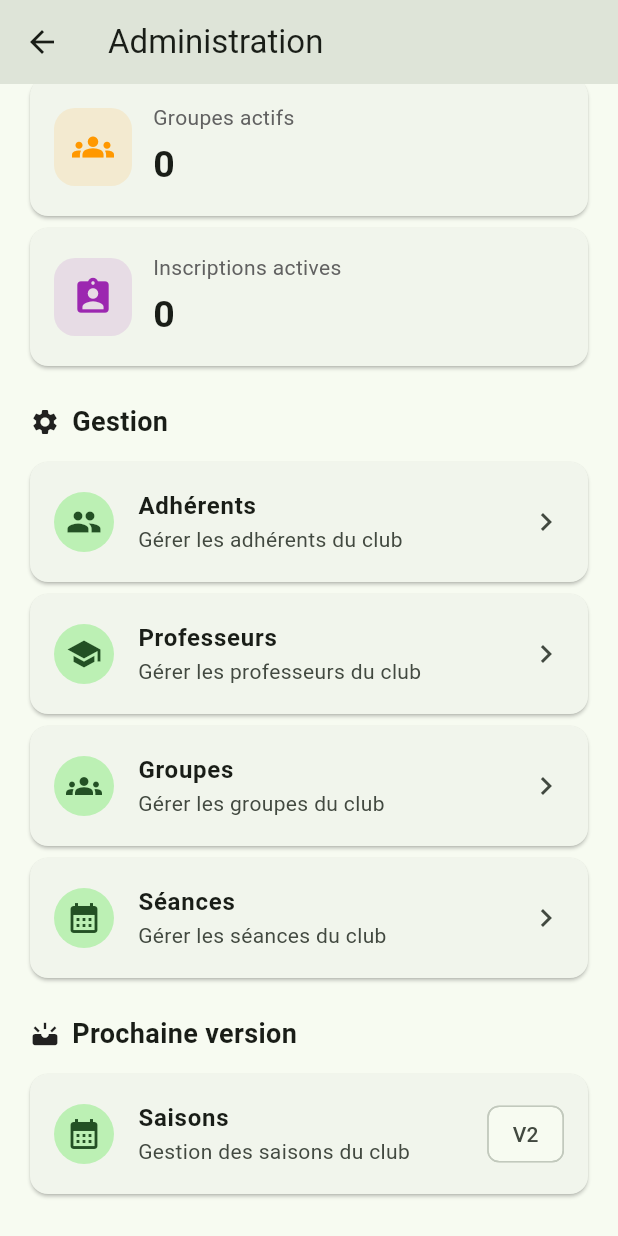
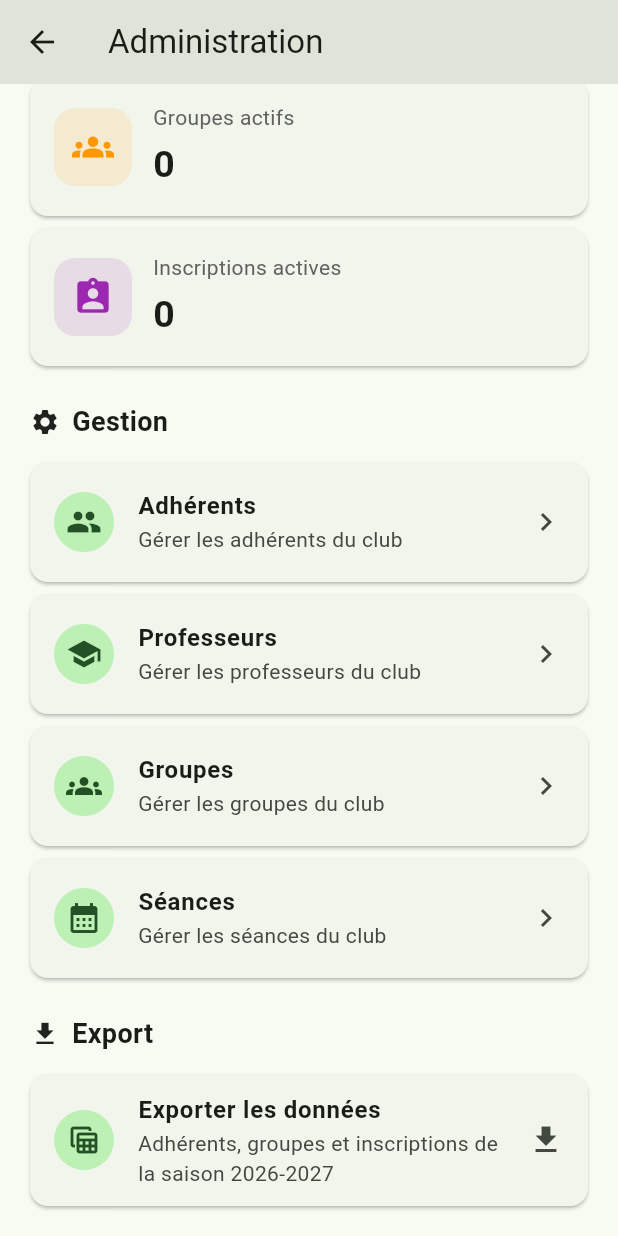
Before and after one commit to Christophe2301/court_manager, a Flutter app: the AdministrationScreen screen opened directly, scrolled down 272 dp, on a phone screen of 412 x 824 dp. Run offline on Flutter 3.47's test engine with Material 3 defaults, Android fonts, the phone set to English and light mode, and no system bars; our stand-ins replace cloud_firestore, firebase_auth, firebase_core, flutter_riverpod; missing offline and left inert: excel, file_saver; accounts and stored records are empty.

Commit message:
Ajout export Excel des données administratives

```diff
--- a/lib/features/admin/presentation/administration_screen.dart
+++ b/lib/features/admin/presentation/administration_screen.dart
@@ -8,31 +8,28 @@ import '../../groups/data/group_repository.dart';
 import '../../groups/presentation/groups_screen.dart';
 import '../../enrollments/data/enrollment_repository.dart';
 import 'admin_sessions_screen.dart';
+import '../data/court_manager_export_service.dart';
 import '../../../core/constants/app_constants.dart';
 
 class AdministrationScreen extends StatefulWidget {
-  const AdministrationScreen({
-    super.key,
-  });
+  const AdministrationScreen({super.key});
 
   @override
-  State<AdministrationScreen> createState() =>
-      _AdministrationScreenState();
+  State<AdministrationScreen> createState() => _AdministrationScreenState();
 }
 
-class _AdministrationScreenState
-    extends State<AdministrationScreen> {
-  final MemberRepository _memberRepository =
-      MemberRepository();
+class _AdministrationScreenState extends State<AdministrationScreen> {
+  final MemberRepository _memberRepository = MemberRepository();
 
-  final TeacherRepository _teacherRepository =
-      TeacherRepository();
+  final TeacherRepository _teacherRepository = TeacherRepository();
 
-  final GroupRepository _groupRepository =
-      GroupRepository();
+  final GroupRepository _groupRepository = GroupRepository();
 
-  final EnrollmentRepository _enrollmentRepository =
-      EnrollmentRepository();
+  final EnrollmentRepository _enrollmentRepository = EnrollmentRepository();
+
+  final CourtManagerExportService _exportService = CourtManagerExportService();
+
+  bool _isExporting = false;
 
   late Future<int> _membersCountFuture;
   late Future<int> _teachersCountFuture;
@@ -46,36 +43,22 @@ class _AdministrationScreenState
   }
 
   void _loadCounts() {
-    _membersCountFuture =
-    _memberRepository
-        .watchMembersForSeason(
-          currentSeasonId,
-        )
+    _membersCountFuture = _memberRepository
+        .watchMembersForSeason(currentSeasonId)
         .first
-        .then(
-          (members) => members.length,
-        );
+        .then((members) => members.length);
 
-    _teachersCountFuture =
-        _teacherRepository.watchActiveTeachers().first.then(
+    _teachersCountFuture = _teacherRepository.watchActiveTeachers().first.then(
       (teachers) => teachers.length,
     );
 
-    _groupsCountFuture =
-    _groupRepository
-        .watchActiveGroupsForSeason(
-          currentSeasonId,
-        )
+    _groupsCountFuture = _groupRepository
+        .watchActiveGroupsForSeason(currentSeasonId)
         .first
-        .then(
-          (groups) => groups.length,
-        );
+        .then((groups) => groups.length);
 
-    _enrollmentsCountFuture =
-    _enrollmentRepository
-        .countActiveEnrollmentsForSeason(
-          currentSeasonId,
-        );
+    _enrollmentsCountFuture = _enrollmentRepository
+        .countActiveEnrollmentsForSeason(currentSeasonId);
   }
 
   Future<void> _refresh() async {
@@ -91,15 +74,10 @@ class _AdministrationScreenState
     ]);
   }
 
-  Future<void> _openScreen(
-    BuildContext context,
-    Widget screen,
-  ) async {
+  Future<void> _openScreen(BuildContext context, Widget screen) async {
     await Navigator.push(
       context,
-      MaterialPageRoute(
-        builder: (context) => screen,
-      ),
+      MaterialPageRoute(builder: (context) => screen),
     );
 
     if (!context.mounted) {
@@ -107,6 +85,45 @@ class _AdministrationScreenState
     }
 
     await _refresh();
+  }
+
+  Future<void> _exportData() async {
+    if (_isExporting) {
+      return;
+    }
+
+    setState(() {
+      _isExporting = true;
+    });
+
+    try {
+      final fileName = await _exportService.exportSeason(currentSeasonId);
+
+      if (!mounted) {
+        return;
+      }
+
+      ScaffoldMessenger.of(
+        context,
+      ).showSnackBar(SnackBar(content: Text('Export créé : $fileName')));
+    } catch (error) {
+      if (!mounted) {
+        return;
+      }
+
+      ScaffoldMessenger.of(context).showSnackBar(
+        SnackBar(
+          content: Text('Impossible de créer l’export : $error'),
+          backgroundColor: Colors.red,
+        ),
+      );
+    } finally {
+      if (mounted) {
+        setState(() {
+          _isExporting = false;
+        });
+      }
+    }
   }
 
   Widget _buildStatCard({
@@ -131,48 +148,33 @@ class _AdministrationScreenState
                   width: 52,
                   height: 52,
                   decoration: BoxDecoration(
-                    color:
-                        color.withValues(alpha: 0.12),
-                    borderRadius:
-                        BorderRadius.circular(14),
+                    color: color.withValues(alpha: 0.12),
+                    borderRadius: BorderRadius.circular(14),
                   ),
-                  child: Icon(
-                    icon,
-                    color: color,
-                    size: 28,
-                  ),
+                  child: Icon(icon, color: color, size: 28),
                 ),
                 const SizedBox(width: 14),
                 Expanded(
                   child: Column(
-                    crossAxisAlignment:
-                        CrossAxisAlignment.start,
+                    crossAxisAlignment: CrossAxisAlignment.start,
                     children: [
                       Text(
                         title,
-                        style: TextStyle(
-                          color: Colors.grey[700],
-                          fontSize: 14,
-                        ),
+                        style: TextStyle(color: Colors.grey[700], fontSize: 14),
                       ),
                       const SizedBox(height: 4),
-                      if (snapshot.connectionState ==
-                          ConnectionState.waiting)
+                      if (snapshot.connectionState == ConnectionState.waiting)
                         const SizedBox(
                           width: 20,
                           height: 20,
-                          child:
-                              CircularProgressIndicator(
-                            strokeWidth: 2,
-                          ),
+                          child: CircularProgressIndicator(strokeWidth: 2),
                         )
                       else if (snapshot.hasError)
                         const Text(
                           'Erreur',
                           style: TextStyle(
                             color: Colors.red,
-                            fontWeight:
-                                FontWeight.w600,
+                            fontWeight: FontWeight.w600,
                           ),
                         )
                       else
@@ -180,8 +182,7 @@ class _AdministrationScreenState
                           '${value ?? 0}',
                           style: const TextStyle(
                             fontSize: 25,
-                            fontWeight:
-                                FontWeight.bold,
+                            fontWeight: FontWeight.bold,
                           ),
                         ),
                     ],
@@ -195,29 +196,16 @@ class _AdministrationScreenState
     );
   }
 
-  Widget _buildSectionTitle(
-    String title,
-    IconData icon,
-  ) {
+  Widget _buildSectionTitle(String title, IconData icon) {
     return Padding(
-      padding: const EdgeInsets.only(
-        left: 4,
-        top: 20,
-        bottom: 10,
-      ),
+      padding: const EdgeInsets.only(left: 4, top: 20, bottom: 10),
       child: Row(
         children: [
-          Icon(
-            icon,
-            size: 20,
-          ),
+          Icon(icon, size: 20),
           const SizedBox(width: 8),
           Text(
             title,
-            style: const TextStyle(
-              fontSize: 18,
-              fontWeight: FontWeight.bold,
-            ),
+            style: const TextStyle(fontSize: 18, fontWeight: FontWeight.bold),
           ),
         ],
       ),
@@ -233,29 +221,13 @@ class _AdministrationScreenState
   }) {
     return Card(
       child: ListTile(
-        contentPadding:
-            const EdgeInsets.symmetric(
-          horizontal: 16,
-          vertical: 4,
-        ),
-        leading: CircleAvatar(
-          child: Icon(icon),
-        ),
-        title: Text(
-          title,
-          style: const TextStyle(
-            fontWeight: FontWeight.w600,
-          ),
-        ),
+        contentPadding: const EdgeInsets.symmetric(horizontal: 16, vertical: 4),
+        leading: CircleAvatar(child: Icon(icon)),
+        title: Text(title, style: const TextStyle(fontWeight: FontWeight.w600)),
         subtitle: Text(subtitle),
-        trailing: const Icon(
-          Icons.chevron_right,
-        ),
+        trailing: const Icon(Icons.chevron_right),
         onTap: () {
-          _openScreen(
-            context,
-            screen,
-          );
+          _openScreen(context, screen);
         },
       ),
     );
@@ -264,35 +236,20 @@ class _AdministrationScreenState
   @override
   Widget build(BuildContext context) {
     return Scaffold(
-      appBar: AppBar(
-        title: const Text(
-          'Administration',
-        ),
-      ),
+      appBar: AppBar(title: const Text('Administration')),
       body: RefreshIndicator(
         onRefresh: _refresh,
         child: ListView(
-          padding: const EdgeInsets.fromLTRB(
-            16,
-            8,
-            16,
-            24,
-          ),
+          padding: const EdgeInsets.fromLTRB(16, 8, 16, 24),
           children: [
             const Text(
               'Vue d’ensemble',
-              style: TextStyle(
-                fontSize: 22,
-                fontWeight: FontWeight.bold,
-              ),
+              style: TextStyle(fontSize: 22, fontWeight: FontWeight.bold),
             ),
             const SizedBox(height: 4),
             Text(
               'Gestion du club',
-              style: TextStyle(
-                color: Colors.grey[600],
-                fontSize: 15,
-              ),
+              style: TextStyle(color: Colors.grey[600], fontSize: 15),
             ),
 
             _buildStatCard(
@@ -327,17 +284,13 @@ class _AdministrationScreenState
               color: Colors.purple,
             ),
 
-            _buildSectionTitle(
-              'Gestion',
-              Icons.settings,
-            ),
+            _buildSectionTitle('Gestion', Icons.settings),
 
             _buildManagementCard(
               context: context,
               icon: Icons.people,
               title: 'Adhérents',
-              subtitle:
-                  'Gérer les adhérents du club',
+              subtitle: 'Gérer les adhérents du club',
               screen: const MembersScreen(),
             ),
 
@@ -345,8 +298,7 @@ class _AdministrationScreenState
               context: context,
               icon: Icons.school,
               title: 'Professeurs',
-              subtitle:
-                  'Gérer les professeurs du club',
+              subtitle: 'Gérer les professeurs du club',
               screen: const TeachersScreen(),
             ),
 
@@ -354,8 +306,7 @@ class _AdministrationScreenState
               context: context,
               icon: Icons.groups,
               title: 'Groupes',
-              subtitle:
-                  'Gérer les groupes du club',
+              subtitle: 'Gérer les groupes du club',
               screen: const GroupsScreen(),
             ),
             _buildManagementCard(
@@ -365,35 +316,50 @@ _buildManagementCard(
               subtitle: 'Gérer les séances du club',
               screen: const AdminSessionsScreen(),
             ),
-            _buildSectionTitle(
-              'Prochaine version',
-              Icons.upcoming,
-            ),
+            _buildSectionTitle('Export', Icons.download),
 
             Card(
               child: ListTile(
-                contentPadding:
-                    const EdgeInsets.symmetric(
+                contentPadding: const EdgeInsets.symmetric(
                   horizontal: 16,
                   vertical: 4,
                 ),
-                leading: const CircleAvatar(
-                  child: Icon(
-                    Icons.calendar_month,
+                leading: CircleAvatar(
+                  child: _isExporting
+                      ? const SizedBox(
+                          width: 20,
+                          height: 20,
+                          child: CircularProgressIndicator(strokeWidth: 2),
+                        )
+                      : const Icon(Icons.table_view),
+                ),
+                title: const Text(
+                  'Exporter les données',
+                  style: TextStyle(fontWeight: FontWeight.w600),
+                ),
+                subtitle: Text(
+                  'Adhérents, groupes et inscriptions '
+                  'de la saison $currentSeasonId',
+                ),
+                trailing: const Icon(Icons.download),
+                onTap: _isExporting ? null : _exportData,
               ),
             ),
+            _buildSectionTitle('Prochaine version', Icons.upcoming),
+
+            Card(
+              child: ListTile(
+                contentPadding: const EdgeInsets.symmetric(
+                  horizontal: 16,
+                  vertical: 4,
+                ),
+                leading: const CircleAvatar(child: Icon(Icons.calendar_month)),
                 title: const Text(
                   'Saisons',
-                  style: TextStyle(
-                    fontWeight: FontWeight.w600,
+                  style: TextStyle(fontWeight: FontWeight.w600),
                 ),
-                ),
-                subtitle: const Text(
-                  'Gestion des saisons du club',
-                ),
-                trailing: const Chip(
-                  label: Text('V2'),
-                ),
+                subtitle: const Text('Gestion des saisons du club'),
+                trailing: const Chip(label: Text('V2')),
               ),
             ),
           ],
--- a/pubspec.yaml
+++ b/pubspec.yaml
@@ -42,6 +42,8 @@ dependencies:
   firebase_core: ^4.11.0
   firebase_auth: ^6.5.4
   cloud_firestore: ^6.6.0
+  excel: ^4.0.6
+  file_saver: ^0.4.0
 
 dev_dependencies:
   flutter_test:
```
Also changed, not shown: lib/features/admin/data/court_manager_export_service.dart (added, +331 -0 lines), pubspec.lock, 3 other files. Lines whose indentation alone changed are shown as unchanged.
